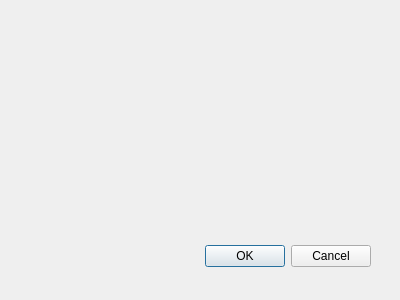
PhotoFlare/photoflare, file src/dialogs/dropshadowdialog.ui: the form before one commit.
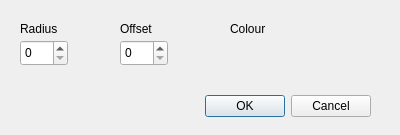
The form after the commit. Custom widgets are drawn as their Qt base class.

Commit message: Drop shadow dialog files

```diff
--- a/src/dialogs/dropshadowdialog.ui
+++ b/src/dialogs/dropshadowdialog.ui
@@ -9,7 +9,7 @@
     <x>0</x>
     <y>0</y>
     <width>400</width>
-    <height>300</height>
+    <height>135</height>
    </rect>
   </property>
   <property name="windowTitle">
@@ -19,7 +19,7 @@
    <property name="geometry">
     <rect>
      <x>30</x>
-     <y>240</y>
+     <y>90</y>
      <width>341</width>
      <height>32</height>
     </rect>
@@ -31,8 +31,84 @@
     <set>QDialogButtonBox::Cancel|QDialogButtonBox::Ok</set>
    </property>
   </widget>
+  <widget class="QLabel" name="label">
+   <property name="geometry">
+    <rect>
+     <x>20</x>
+     <y>20</y>
+     <width>67</width>
+     <height>17</height>
+    </rect>
+   </property>
+   <property name="text">
+    <string>Radius</string>
+   </property>
+  </widget>
+  <widget class="QLabel" name="label_2">
+   <property name="geometry">
+    <rect>
+     <x>120</x>
+     <y>20</y>
+     <width>67</width>
+     <height>17</height>
+    </rect>
+   </property>
+   <property name="text">
+    <string>Offset</string>
+   </property>
+  </widget>
+  <widget class="QLabel" name="label_3">
+   <property name="geometry">
+    <rect>
+     <x>230</x>
+     <y>20</y>
+     <width>67</width>
+     <height>17</height>
+    </rect>
+   </property>
+   <property name="text">
+    <string>Colour</string>
+   </property>
+  </widget>
+  <widget class="QSpinBox" name="spinBox">
+   <property name="geometry">
+    <rect>
+     <x>20</x>
+     <y>40</y>
+     <width>48</width>
+     <height>26</height>
+    </rect>
+   </property>
+  </widget>
+  <widget class="QSpinBox" name="spinBox_2">
+   <property name="geometry">
+    <rect>
+     <x>120</x>
+     <y>40</y>
+     <width>48</width>
+     <height>26</height>
+    </rect>
+   </property>
+  </widget>
+  <widget class="BrushTypeComboBox" name="colorComboBox" native="true">
+   <property name="geometry">
+    <rect>
+     <x>230</x>
+     <y>40</y>
+     <width>120</width>
+     <height>21</height>
+    </rect>
+   </property>
+  </widget>
  </widget>
- <pixmapfunction/>
+ <customwidgets>
+  <customwidget>
+   <class>BrushTypeComboBox</class>
+   <extends>QWidget</extends>
+   <header location="global">brushtypecombobox.h</header>
+   <container>1</container>
+  </customwidget>
+ </customwidgets>
  <resources/>
  <connections>
   <connection>
```
Left out of the diff: 6 changed lines with no effect on the pictures. The commit also changes 2 other files.
